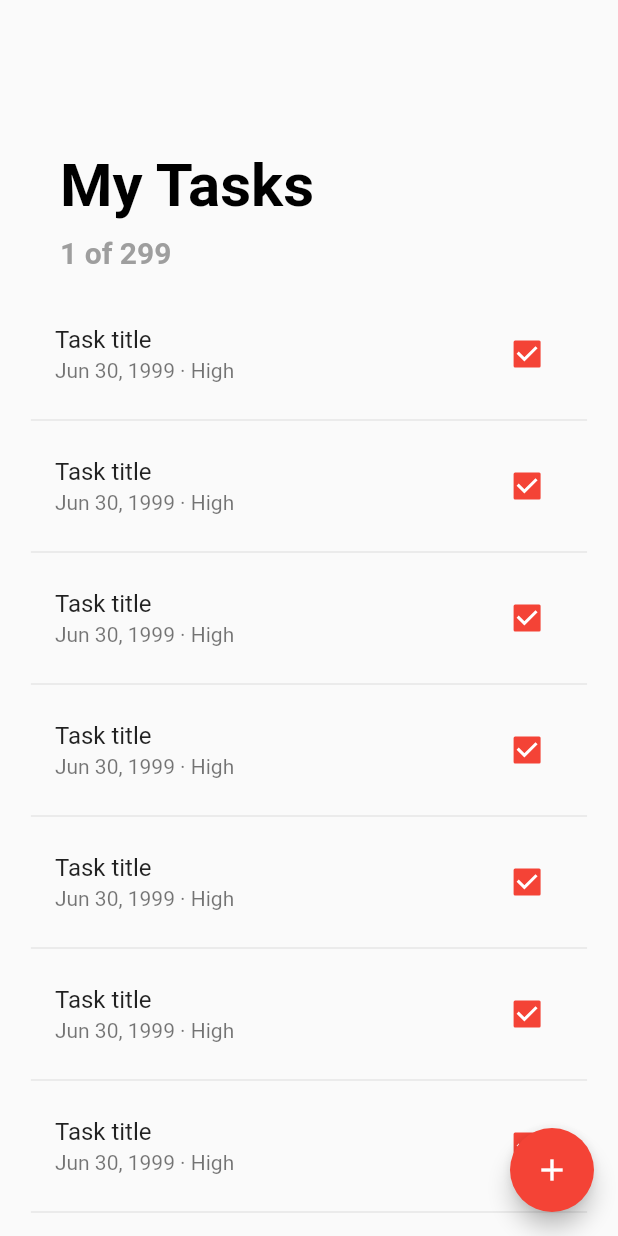
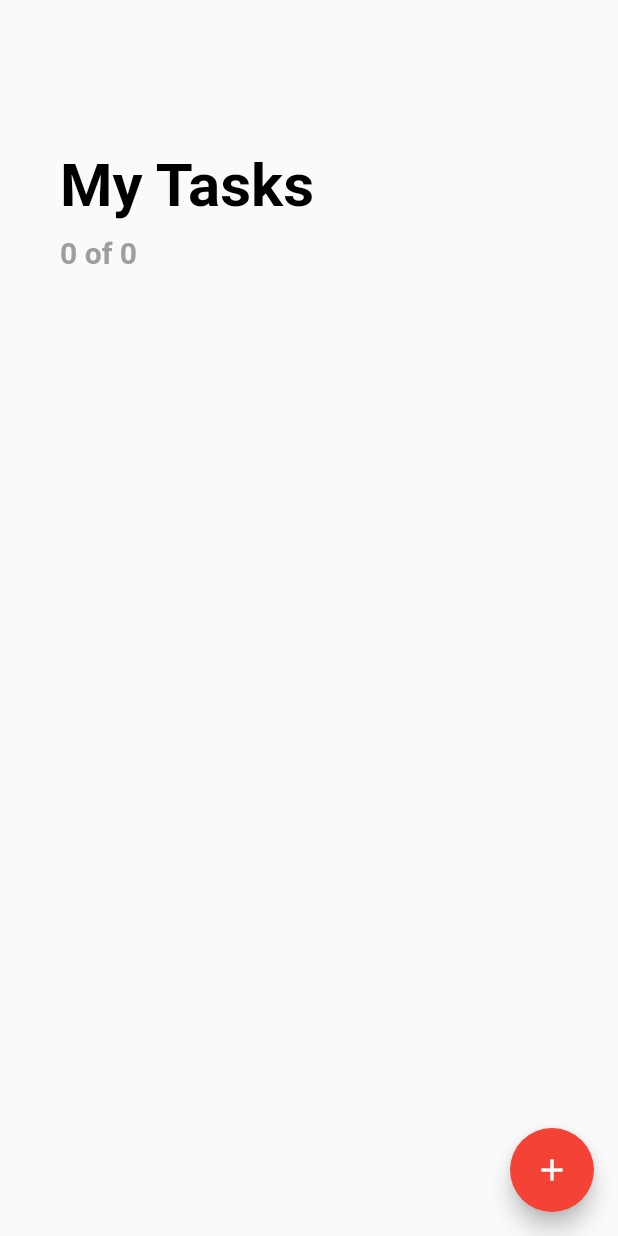
Before and after one commit to amirmekk/To-Do, a Flutter app: the screen it shows after launch, on a phone screen of 412 x 824 dp. Run offline on Flutter 3.47's test engine with Material 2 defaults, Android fonts, the phone set to English and light mode, and no system bars; our stand-ins replace sqflite; accounts and stored records are empty.

Commit message:
get tasks from db then display them + checkbox functionality

```diff
--- a/lib/screens/todo_list_screen.dart
+++ b/lib/screens/todo_list_screen.dart
@@ -1,4 +1,7 @@
 import 'package:flutter/material.dart';
+import 'package:intl/intl.dart';
+import 'package:todo/helpers/database_helper.dart';
+import 'package:todo/models/task_model.dart';
 import 'package:todo/screens/add_task_screen.dart';
 
 class ToDoListScreen extends StatefulWidget {
@@ -7,20 +10,62 @@ class ToDoListScreen extends StatefulWidget {
 }
 
 class _ToDoListScreenState extends State<ToDoListScreen> {
-  Widget _buildTask(int index) {
+  Future<List<Task>> _taskList;
+  final DateFormat _dateFormatter = DateFormat('MMM dd, yyyy');
+
+  @override
+  void initState() {
+    super.initState();
+    _updateTaskList();
+  }
+
+  _updateTaskList() async {
+    setState(() {
+      _taskList = DatabaseHelper.instance.getTaskList();
+    });
+  }
+
+  Widget _buildTask(Task task) {
     return Padding(
       padding: EdgeInsets.symmetric(
           horizontal: MediaQuery.of(context).size.width * 0.05),
       child: Column(
         children: [
           ListTile(
-            title: Text('Task title'),
-            subtitle: Text('Jun 30, 1999 · High '),
+            onTap: () =>
+                Navigator.of(context).pushReplacement(MaterialPageRoute(
+                    builder: (_) => AddTaskScreen(
+                          task: task,
+                          //updateTaskList: _updateTaskList,
+                        ))),
+            title: Text(
+              task.title,
+              style: TextStyle(
+                fontSize: 18,
+                decoration: task.status == 0
+                    ? TextDecoration.none
+                    : TextDecoration.lineThrough,
+              ),
+            ),
+            subtitle: Text(
+              '${_dateFormatter.format(task.date)} · ${task.priority}',
+              style: TextStyle(
+                fontSize: 15,
+                decoration: task.status == 0
+                    ? TextDecoration.none
+                    : TextDecoration.lineThrough,
+              ),
+            ),
             trailing: Checkbox(
               onChanged: (bool value) {
-                print(value);
+                // update task status 1 => completed and 0 => uncompleted
+                task.status = value ? 1 : 0;
+                // update database value
+                DatabaseHelper.instance.updateTask(task);
+                // update local list
+                _updateTaskList();
               },
-              value: true,
+              value: task.status == 1 ? true : false,
               activeColor: Theme.of(context).primaryColor,
             ),
           ),
@@ -34,17 +79,31 @@ class _ToDoListScreenState extends State<ToDoListScreen> {
   Widget build(BuildContext context) {
     return Scaffold(
       floatingActionButton: FloatingActionButton(
-        onPressed: () => Navigator.of(context).push(
+        onPressed: () => Navigator.of(context).pushReplacement(
           MaterialPageRoute(
-            builder: (_) => AddTaskScreen(),
+            builder: (_) => AddTaskScreen(
+                // updateTaskList: _updateTaskList,
+                ),
           ),
         ),
         backgroundColor: Theme.of(context).primaryColor,
         child: Icon(Icons.add),
       ),
-      body: ListView.builder(
+      body: FutureBuilder(
+        future: _taskList,
+        builder: (context, snapshot) {
+          if (!snapshot.hasData) {
+            return Center(child: CircularProgressIndicator());
+          }
+          // completedTaskCount for usage in number of completed tasks percentage
+          final int completedTaskCount = snapshot.data
+              .where((Task task) => task.status == 1)
+              .toList()
+              .length;
+
+          return ListView.builder(
             padding: EdgeInsets.symmetric(vertical: 80),
-        itemCount: 10,
+            itemCount: 1 + snapshot.data.length,
             itemBuilder: (BuildContext context, int index) {
               if (index == 0) {
                 return Padding(
@@ -62,7 +121,7 @@ class _ToDoListScreenState extends State<ToDoListScreen> {
                       ),
                       SizedBox(height: 10),
                       Text(
-                    '1 of 299',
+                        '$completedTaskCount of ${snapshot.data.length}',
                         style: TextStyle(
                           color: Colors.grey,
                           fontSize: 20,
@@ -73,7 +132,9 @@ class _ToDoListScreenState extends State<ToDoListScreen> {
                   ),
                 );
               }
-          return _buildTask(index);
+              return _buildTask(snapshot.data[index - 1]);
+            },
+          );
         },
       ),
     );
```
Lines whose indentation alone changed are shown as unchanged.
